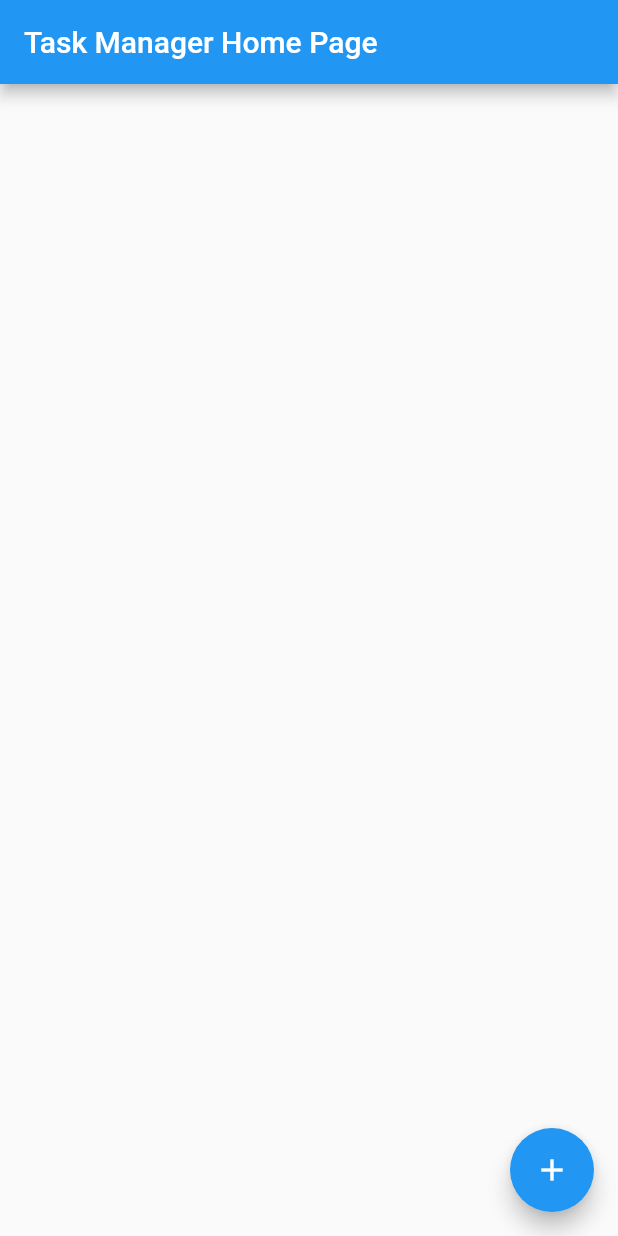
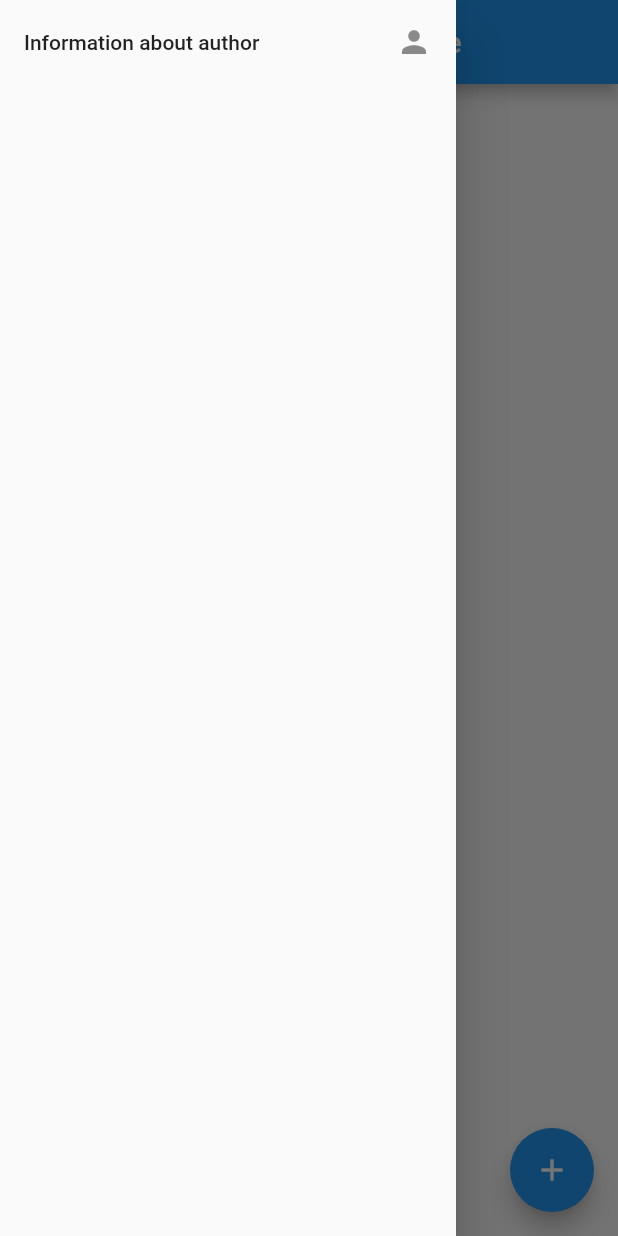
Before and after one commit to SebaLenny/MMS_Lab2_Task_manager, a Flutter app: the screen it shows after launch, with the side drawer open (before the commit the screen has no drawer), on a phone screen of 412 x 824 dp. Run offline on Flutter 3.47's test engine with Material 2 defaults, Android fonts, the phone set to English and light mode, and no system bars.

```diff
--- /dev/null
+++ b/lib/Utility/strings.dart
@@ -0,0 +1,10 @@
+class Strings {
+  static String get authorInfo => "Information about author";
+  static String get back => "Back";
+  static String get authorAuthor => "Author";
+  static String get authorName => "Sebastian Idziak";
+  static String get authorStudentID => "228199";
+  static String get addTask => 'Add task';
+  static String get mainTitle => 'Task manager';
+  static String get taskManagerHomePage => 'Task Manager Home Page';
+}
--- a/lib/main.dart
+++ b/lib/main.dart
@@ -1,4 +1,7 @@
 import 'package:flutter/material.dart';
+
+import 'Utility/strings.dart';
+import 'menu_drawer.dart';
 
 void main() => runApp(MyApp());
 
@@ -6,11 +9,11 @@ class MyApp extends StatelessWidget {
   @override
   Widget build(BuildContext context) {
     return MaterialApp(
-      title: 'Task Manager',
+      title: Strings.mainTitle,
       theme: ThemeData(
         primarySwatch: Colors.blue,
       ),
-      home: MyHomePage(title: 'Task Manager Home Page'),
+      home: MyHomePage(title: Strings.taskManagerHomePage),
     );
   }
 }
@@ -29,6 +32,7 @@ class _MyHomePageState extends State<MyHomePage> {
       appBar: AppBar(
         title: Text(widget.title),
       ),
+      drawer: MenuDrawer(),
       body: Center(
         child: Column(
           children: <Widget>[],
@@ -36,7 +40,7 @@ class _MyHomePageState extends State<MyHomePage> {
       ),
       floatingActionButton: FloatingActionButton(
         onPressed: null,
-        tooltip: 'Add task',
+        tooltip: Strings.addTask,
         child: Icon(Icons.add),
       ),
     );
--- /dev/null
+++ b/lib/menu_drawer.dart
@@ -0,0 +1,28 @@
+import 'package:flutter/material.dart';
+
+import 'Utility/strings.dart';
+import 'author_view.dart';
+
+class MenuDrawer extends StatefulWidget {
+  @override
+  _MenuDrawerState createState() => _MenuDrawerState();
+}
+
+class _MenuDrawerState extends State<MenuDrawer> {
+  @override
+  Widget build(BuildContext context) {
+    return Drawer(
+        child: ListView(
+      children: <Widget>[
+        ListTile(
+          title: Text(Strings.authorInfo),
+          trailing: Icon(Icons.person),
+          onTap: () {
+            Navigator.push(
+                context, MaterialPageRoute(builder: (context) => AuthorView()));
+          },
+        ),
+      ],
+    ));
+  }
+}
```
Also changed, not shown: lib/Utility/dimens.dart (added, +9 -0 lines), lib/author_view.dart (added, +60 -0 lines), lib/task_view_model.dart (added, +9 -0 lines).
